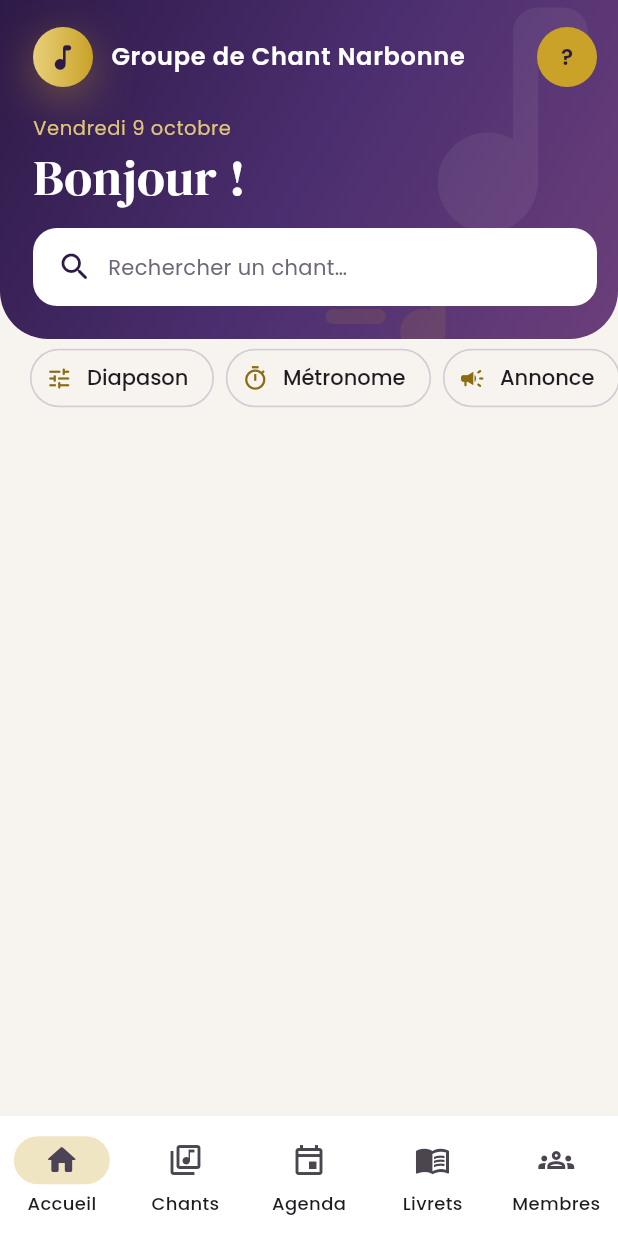
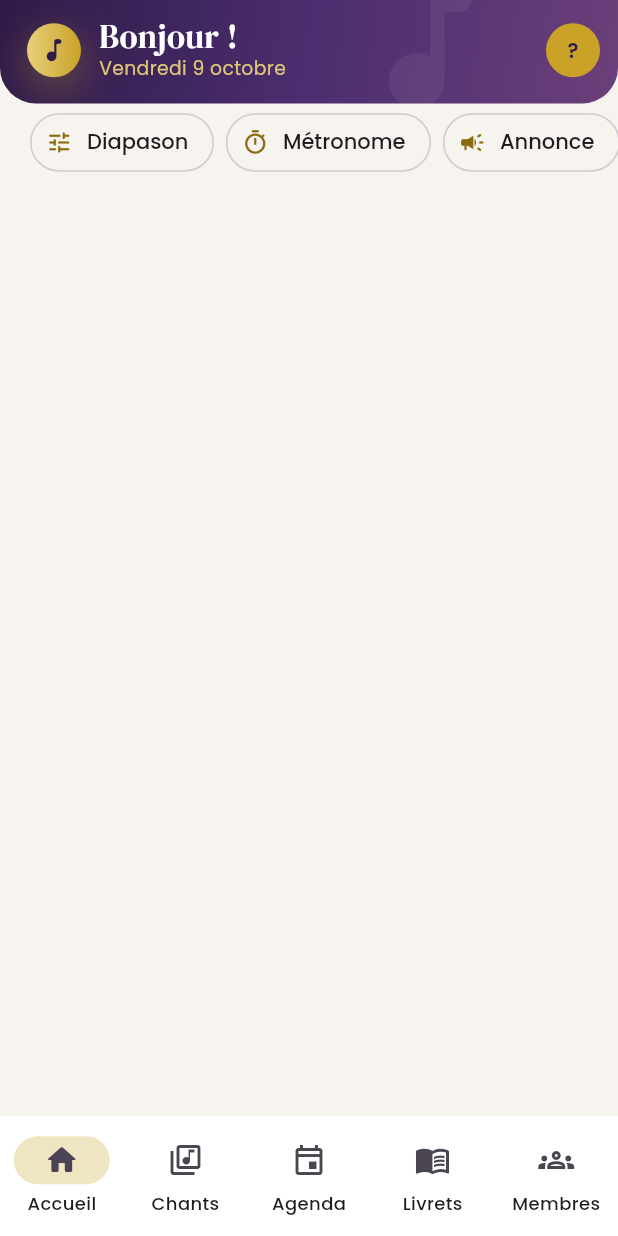
Before and after one commit to faazik11/appli-gdc, a Flutter app: the HomeScreen screen opened directly with empty values, on a phone screen of 412 x 824 dp. Run offline on Flutter 3.47's test engine with Material 3 defaults, Android fonts, the phone set to English and light mode, and no system bars; our stand-ins replace file_picker, just_audio, supabase_flutter, wakelock_plus, youtube_player_iframe; missing offline and left inert: dart:js_interop, syncfusion_flutter_pdf, syncfusion_flutter_pdfviewer; accounts and stored records are empty; network calls fail.

Commit message:
Accueil : bandeau compact sans barre de recherche
Co-Authored-By: Claude Opus 5.5 (1M context) <noreply@anthropic.com>
Claude-Session: https://claude.ai/code/session_01BzrsAERg9UiCPzLKpHdmy3

```diff
--- a/lib/screens/home_screen.dart
+++ b/lib/screens/home_screen.dart
@@ -266,11 +266,6 @@ class _HomeScreenState extends State<HomeScreen> {
     ));
   }
 
-  void _showCategory(int? categoryId) => setState(() {
-        _categoryFilter = categoryId;
-        _tab = _Tab.songs;
-      });
-
   // ---------- Mise en page ----------
 
   @override
@@ -418,35 +413,39 @@ class _HomeScreenState extends State<HomeScreen> {
     );
   }
 
+  /// Bandeau compact : logo, bonjour et date, compte.
   Widget _hero() {
     final firstName = widget.profile.fullName.trim().split(' ').first;
     final today = DateFormat('EEEE d MMMM', 'fr_FR').format(DateTime.now());
     return Container(
+      clipBehavior: Clip.antiAlias,
       decoration: const BoxDecoration(
         gradient: AppColors.heroGradient,
-        borderRadius: BorderRadius.vertical(bottom: Radius.circular(32)),
+        borderRadius: BorderRadius.vertical(bottom: Radius.circular(24)),
       ),
       child: Stack(children: [
         Positioned(
-          right: -30,
-          top: -20,
-          child: Icon(Icons.music_note_rounded, size: 200, color: Colors.white.withValues(alpha: 0.06)),
-        ),
-        Positioned(
-          right: 90,
-          bottom: -30,
-          child: Icon(Icons.queue_music_rounded, size: 120, color: AppColors.gold.withValues(alpha: 0.12)),
+          right: 70,
+          top: -24,
+          child: Icon(Icons.music_note_rounded, size: 110, color: Colors.white.withValues(alpha: 0.06)),
         ),
         ContentWidth(
-          child: Padding(
-            padding: const EdgeInsets.fromLTRB(22, 18, 14, 22),
-            child: Column(crossAxisAlignment: CrossAxisAlignment.start, children: [
-              Row(children: [
-                const AppLogo(size: 40),
+          child: SafeArea(
+            bottom: false,
+            child: Padding(
+              padding: const EdgeInsets.fromLTRB(18, 12, 12, 14),
+              child: Row(children: [
+                const AppLogo(size: 36),
                 const SizedBox(width: 12),
-                const Expanded(
-                  child: Text('Groupe de Chant Narbonne',
-                      style: TextStyle(fontFamily: 'Poppins', color: Colors.white, fontWeight: FontWeight.w600, fontSize: 16, letterSpacing: 0.5)),
+                Expanded(
+                  child: Column(crossAxisAlignment: CrossAxisAlignment.start, children: [
+                    Text(firstName.isEmpty ? 'Bonjour !' : 'Bonjour $firstName',
+                        maxLines: 1,
+                        overflow: TextOverflow.ellipsis,
+                        style: const TextStyle(fontFamily: 'DMSerifDisplay', color: Colors.white, fontSize: 22, height: 1.15)),
+                    Text(_capitalize(today),
+                        style: TextStyle(fontFamily: 'Poppins', color: AppColors.goldLight.withValues(alpha: 0.95), fontSize: 12.5)),
+                  ]),
                 ),
                 PopupMenuButton<String>(
                   tooltip: 'Mon compte',
@@ -457,40 +456,15 @@ class _HomeScreenState extends State<HomeScreen> {
                     PopupMenuItem(enabled: false, child: Text('${widget.profile.fullName} · ${roleLabel(widget.profile.role)}')),
                     const PopupMenuItem(value: 'logout', child: Text('Se déconnecter')),
                   ],
-                  child: Avatar(widget.profile.fullName, radius: 20),
+                  child: Avatar(widget.profile.fullName, radius: 18),
                 ),
               ]),
-              const SizedBox(height: 18),
-              Text(_capitalize(today),
-                  style: TextStyle(fontFamily: 'Poppins', color: AppColors.goldLight.withValues(alpha: 0.95), fontSize: 13, letterSpacing: 0.4)),
-              const SizedBox(height: 4),
-              Text(firstName.isEmpty ? 'Bonjour !' : 'Bonjour $firstName',
-                  style: const TextStyle(fontFamily: 'DMSerifDisplay', color: Colors.white, fontSize: 34, height: 1.1)),
-              const SizedBox(height: 16),
-              _searchLauncher(),
-            ]),
+            ),
           ),
         ),
       ]),
     );
   }
-
-  Widget _searchLauncher() => Material(
-        color: Colors.white,
-        borderRadius: BorderRadius.circular(16),
-        child: InkWell(
-          borderRadius: BorderRadius.circular(16),
-          onTap: () => _showCategory(null),
-          child: const Padding(
-            padding: EdgeInsets.symmetric(horizontal: 16, vertical: 14),
-            child: Row(children: [
-              Icon(Icons.search_rounded, color: AppColors.aubergine),
-              SizedBox(width: 10),
-              Text('Rechercher un chant…', style: TextStyle(fontFamily: 'Poppins', color: Color(0xFF6E6578))),
-            ]),
-          ),
-        ),
-      );
 
   /// Raccourcis compacts : outils pour tous, actions du chef de chœur en plus.
   Widget _shortcuts() {
```
